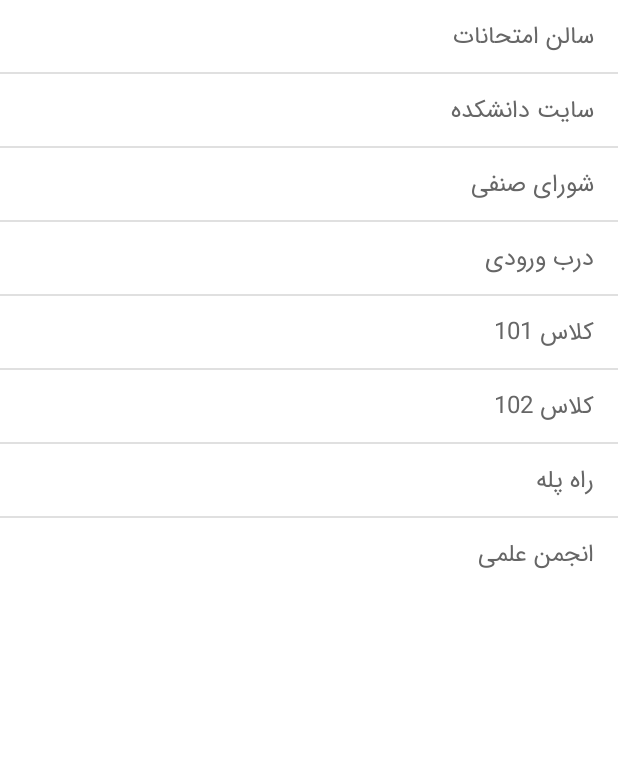
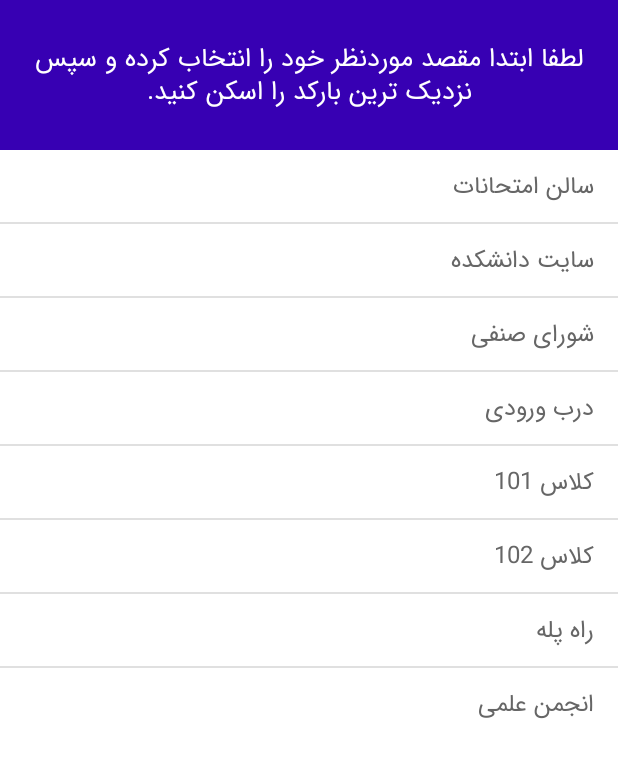
Before and after one commit to alitimi/arcore-navigation, an Android app: the screen it shows after launch (Destination), after a tap on an icon or button, on a phone screen of 412 x 824 dp. Shown: the top 758 px of the screen. Run offline under Robolectric (Android 15) with nearby library versions, the phone set to English and light mode, and no system bars; libraries missing offline, so code that uses them is left out: com.google.zxing.integration.

Commit message:
start navigation added in basic navigation

```diff
--- a/app/src/main/java/com/aut/navigation/Destination.java
+++ b/app/src/main/java/com/aut/navigation/Destination.java
@@ -4,36 +4,85 @@ import android.content.Context;
 import android.content.Intent;
 import android.content.SharedPreferences;
 import android.os.Bundle;
+import android.util.Log;
 import android.view.View;
 import android.widget.AdapterView;
+import android.widget.Button;
 import android.widget.ListView;
 import android.widget.TextView;
 import android.widget.Toast;
+
+import com.google.zxing.integration.android.IntentIntegrator;
+import com.google.zxing.integration.android.IntentResult;
+
 import androidx.appcompat.app.AppCompatActivity;
 
 public class Destination extends AppCompatActivity {
+
+    ListView listView;
+    String place = null;
+    String source;
+    Button nav;
 
     @Override
     protected void onCreate(Bundle savedInstanceState) {
         super.onCreate(savedInstanceState);
         setContentView(R.layout.activity_destinations_list);
+        nav = findViewById(R.id.navButton);
 
         //mAdapter = ArrayAdapter.createFromResource(this,R.array.destinations,);
 
-        ListView listView = (ListView) findViewById(R.id.destination_list);
+        listView = (ListView) findViewById(R.id.destination_list);
         listView.setOnItemClickListener(new AdapterView.OnItemClickListener() {
             @Override
             public void onItemClick(AdapterView<?> parent, View view, int position, long id) {
+                String itemValue = (String) listView.getItemAtPosition(position);
+                String values = ((TextView)view).getText().toString();
+                source = values;
+                IntentIntegrator integrator = new IntentIntegrator(Destination.this);
+                integrator.setDesiredBarcodeFormats(IntentIntegrator.ALL_CODE_TYPES);
+                integrator.setPrompt("Scan");
+                integrator.setCameraId(0);
+                integrator.setBeepEnabled(false);
+                integrator.setBarcodeImageEnabled(false);
+                integrator.initiateScan();
+            }
+        });
+        nav.setOnClickListener(view -> {
             SharedPreferences sd = getSharedPreferences("data", Context.MODE_PRIVATE);
             SharedPreferences.Editor ed=sd.edit();
             String mText = (String)((TextView) view).getText();
             Toast.makeText(getApplicationContext(),mText,Toast.LENGTH_SHORT).show();
             ed.putString("sdDest",mText);
             ed.commit();
-                Intent intent = new Intent(Destination.this, SourceDetection.class);
-                intent.putExtra("destination", mText);
+            Intent intent = new Intent(Destination.this, BasicNavigation.class);
+            intent.putExtra("destination", source);
+            intent.putExtra("source", place);
             startActivity(intent);
-            }
         });
     }
+
+    @Override
+    protected void onActivityResult(int requestCode, int resultCode, Intent data) {
+        IntentResult result = IntentIntegrator.parseActivityResult(requestCode, resultCode, data);
+        if(result != null) {
+            if(result.getContents() == null) {
+                Log.e("Scan*******", "Cancelled scan");
+            } else {
+                Log.e("Scan", "Scanned");
+                place = result.getContents();
+                if (!place.equals(null)){
+                    listView.setVisibility(View.GONE);
+                    nav.setVisibility(View.VISIBLE);
+                } else {
+                    listView.setVisibility(View.VISIBLE);
+                    nav.setVisibility(View.GONE);
                 }
+                Toast.makeText(this, "Scanned: " + result.getContents(), Toast.LENGTH_LONG).show();
+            }
+        } else {
+            // This is important, otherwise the result will not be passed to the fragment
+            super.onActivityResult(requestCode, resultCode, data);
+        }
+    }
+}
--- a/app/src/main/java/com/aut/navigation/SourceDetection.java
+++ b/app/src/main/java/com/aut/navigation/SourceDetection.java
@@ -47,7 +47,6 @@ public class SourceDetection extends AppCompatActivity {
     List<String> mNavInstructions;
     static int mProceedFlag=0;
     private SensorManager sensorManager;
-
     static final int REQUEST_IMAGE_CAPTURE = 1;
     static final int PICK_IMAGE = 7;
     public static final int MY_PERMISSIONS_REQUEST_READ_EXTERNAL_STORAGE = 123;
--- a/app/src/main/res/layout/activity_destinations_list.xml
+++ b/app/src/main/res/layout/activity_destinations_list.xml
@@ -1,11 +1,36 @@
 <?xml version="1.0" encoding="utf-8"?>
-<androidx.constraintlayout.widget.ConstraintLayout xmlns:android="http://schemas.android.com/apk/res/android"
+<LinearLayout xmlns:android="http://schemas.android.com/apk/res/android"
     xmlns:app="http://schemas.android.com/apk/res-auto"
     xmlns:tools="http://schemas.android.com/tools"
-    android:id="@+id/container"
-    android:layout_width="match_parent"
+    android:orientation="vertical" android:layout_width="match_parent"
     android:layout_height="match_parent"
-    tools:context="com.aut.navigation.Destination">
+    android:clipChildren="false">
+
+    <androidx.appcompat.widget.Toolbar
+        android:id="@+id/toolbar"
+        android:layout_height="100dp"
+        android:layout_width="match_parent"
+        android:fitsSystemWindows="true"
+        android:minHeight="?attr/actionBarSize"
+        android:background="@color/colorPrimaryDark"
+        android:theme="@style/ThemeOverlay.AppCompat.Dark.ActionBar"
+        android:elevation="0dp"
+        app:contentInsetStartWithNavigation="0dp" >
+
+        <TextView
+            android:text="لطفا ابتدا مقصد موردنظر خود را انتخاب کرده و سپس نزدیک ترین بارکد را اسکن کنید."
+            android:layout_width="wrap_content"
+            android:layout_height="wrap_content"
+            android:textColor="@color/ic_launcher_background"
+            android:textSize="17dp"
+            android:layout_marginRight="15dp"
+            android:gravity="center|center_vertical"
+            android:id="@+id/layout"
+            android:layout_marginVertical="0dp"
+            android:layout_gravity="center_horizontal"
+            android:layout_marginTop="10dp" />
+
+    </androidx.appcompat.widget.Toolbar>
 
     <ListView
         android:id="@+id/destination_list"
@@ -15,5 +40,34 @@
         android:paddingBottom="25dp"
         tools:ignore="MissingConstraints"></ListView>
 
+    <LinearLayout
+        android:id="@+id/layout13"
+        android:layout_width="match_parent"
+        android:layout_height="32dp"
+        android:layout_marginBottom="30dp"
+        android:clipChildren="false"
+        android:gravity="center"
+        android:layout_gravity="center|bottom"
+        android:orientation="horizontal">
 
-</androidx.constraintlayout.widget.ConstraintLayout>
+            <Button
+                android:layout_marginTop="15dp"
+                android:id="@+id/navButton"
+                android:layout_width="128dp"
+                android:layout_height="32dp"
+                android:layout_gravity="center"
+                android:gravity="center"
+                android:visibility="gone"
+                android:background="@drawable/button_background"
+                android:elevation="0dp"
+                android:padding="0dp"
+                android:stateListAnimator="@null"
+                android:text="مسیریابی"
+                android:textColor="@android:color/white"
+                app:backgroundTint="@color/colorPrimaryDark" />
+
+
+    </LinearLayout>
+
+
+</LinearLayout>
```
Also changed, not shown: app/src/main/assets/directions.json (added, +34 -0 lines), app/src/main/java/com/aut/navigation/BasicNavigation.java (+251 -44 lines). Lines whose indentation alone changed are shown as unchanged.
